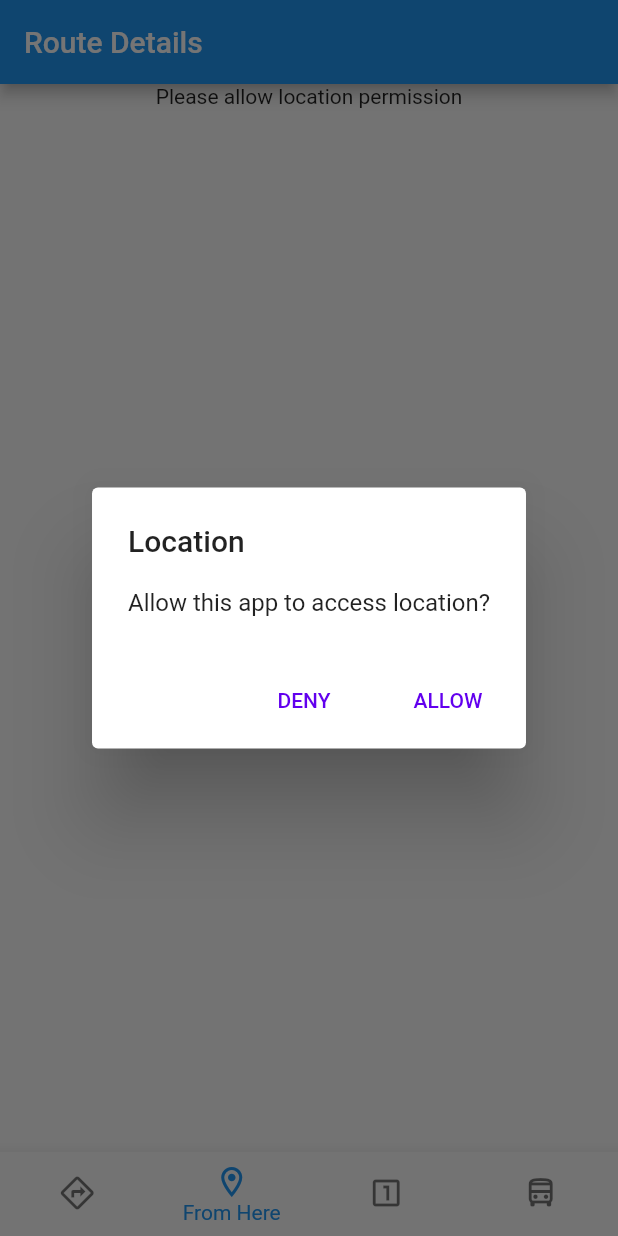
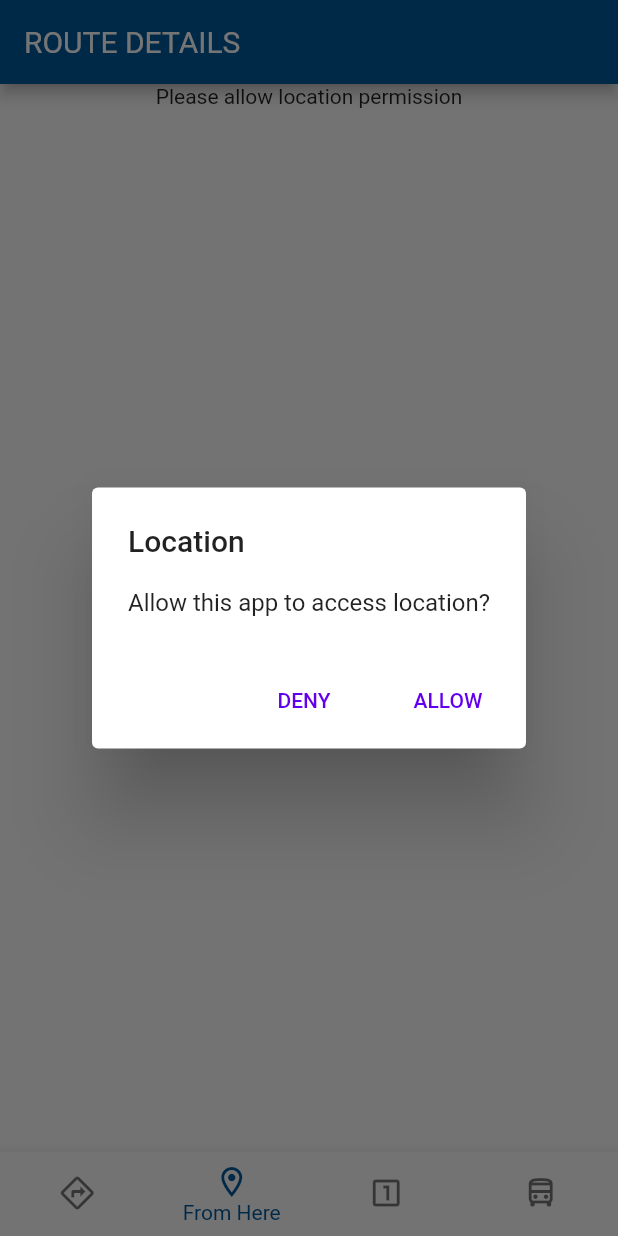
Before and after one commit to polroti/colombo_bus_route_redesign_flutter, a Flutter app: the screen it shows after launch, item 2 of the bottom bar chosen, on a phone screen of 412 x 824 dp. Run offline on Flutter 3.47's test engine with Material 2 defaults, Android fonts, the phone set to English and light mode, and no system bars; our stand-ins replace flutter_map, latlong2, shared_preferences; missing offline and left inert: search_choices; Roboto replaces fonts that are missing (Ubuntu).

Commit message:
appbar theme

```diff
--- a/lib/main.dart
+++ b/lib/main.dart
@@ -14,8 +14,16 @@ class ColomboBusRouteApp extends StatelessWidget {
     return MaterialApp(
       title: 'Flutter Demo',
       theme: ThemeData(
-        primarySwatch: Colors.blue,
-      ),
+          bottomNavigationBarTheme: BottomNavigationBarThemeData(
+              selectedItemColor: Colors.lightBlue.shade900,
+              selectedIconTheme:
+                  IconThemeData(color: Colors.lightBlue.shade900)),
+          primarySwatch: Colors.lightBlue,
+          iconTheme: IconThemeData(color: Colors.lightBlue.shade900),
+          appBarTheme: AppBarTheme(
+              titleTextStyle: TextStyle(
+                  color: Colors.white, fontSize: 20, fontFamily: 'Ubuntu'),
+              color: Colors.lightBlue.shade900)),
       home: BottomNavigationContainer(),
     );
   }
--- a/lib/pages/currentPlaceToDestination.dart
+++ b/lib/pages/currentPlaceToDestination.dart
@@ -149,7 +149,7 @@ class _CurrentPlaceToDestinationState extends State<CurrentPlaceToDestination> {
   Widget build(BuildContext context) {
     return Scaffold(
         appBar: AppBar(
-          title: Text("Route Details"),
+          title: Text("Route Details".toUpperCase()),
         ),
         body: Column(
           children: [
```
